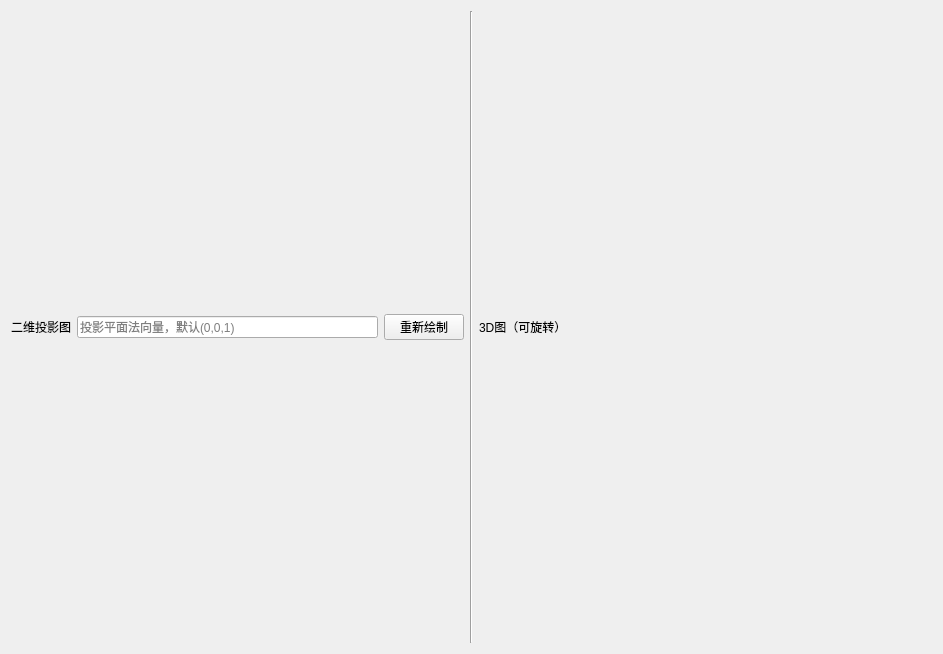
Old version of the form crystaltoolgui/qt/tabmatchdetail.ui in the repository jingshenSN2/CrystalTool.
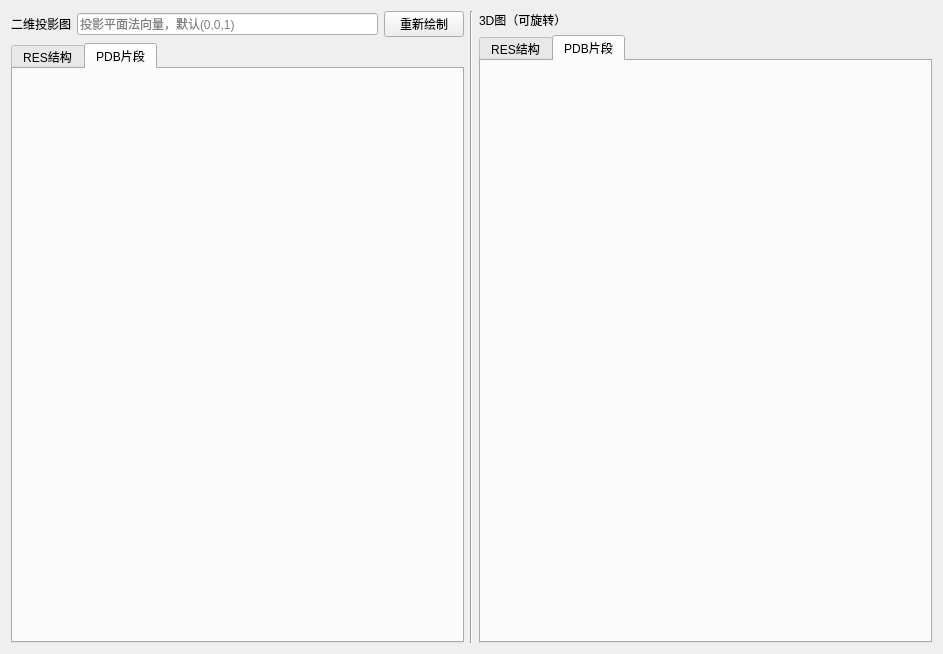
New version of the form.

Commit message: refactor: 可视化界面重构

```diff
--- a/crystaltoolgui/qt/tabmatchdetail.ui
+++ b/crystaltoolgui/qt/tabmatchdetail.ui
@@ -41,6 +41,23 @@
        </item>
       </layout>
      </item>
+              <item>
+                  <widget class="QTabWidget" name="tW_detail_2d">
+                      <property name="currentIndex">
+                          <number>1</number>
+                      </property>
+                      <widget class="QWidget" name="t_res_2d">
+                          <attribute name="title">
+                              <string>RES结构</string>
+                          </attribute>
+                      </widget>
+                      <widget class="QWidget" name="t_pdb_2d">
+                          <attribute name="title">
+                              <string>PDB片段</string>
+                          </attribute>
+                      </widget>
+                  </widget>
+              </item>
     </layout>
    </item>
    <item>
@@ -59,6 +76,23 @@
        </property>
       </widget>
      </item>
+           <item>
+               <widget class="QTabWidget" name="tW_detail_3d">
+                   <property name="currentIndex">
+                       <number>1</number>
+                   </property>
+                   <widget class="QWidget" name="t_res_3d">
+                       <attribute name="title">
+                           <string>RES结构</string>
+                       </attribute>
+                   </widget>
+                   <widget class="QWidget" name="t_pdb_3d">
+                       <attribute name="title">
+                           <string>PDB片段</string>
+                       </attribute>
+                   </widget>
+               </widget>
+           </item>
     </layout>
    </item>
   </layout>
```
Lines whose indentation alone changed are shown as unchanged. The commit also changes 3 other files.
